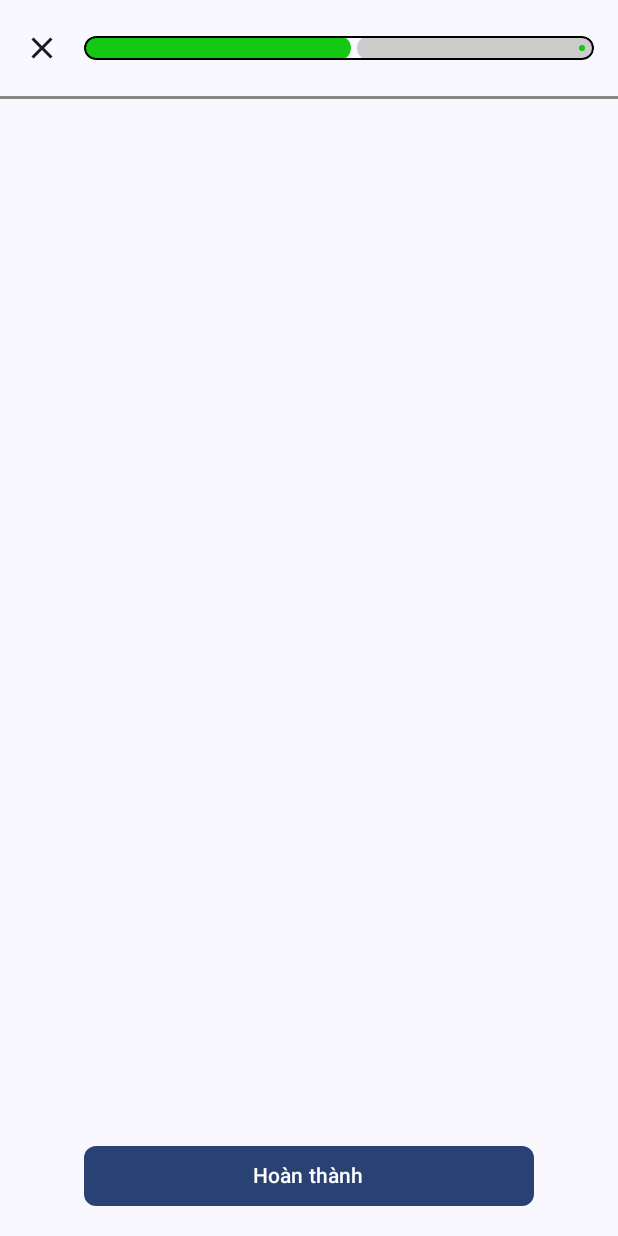
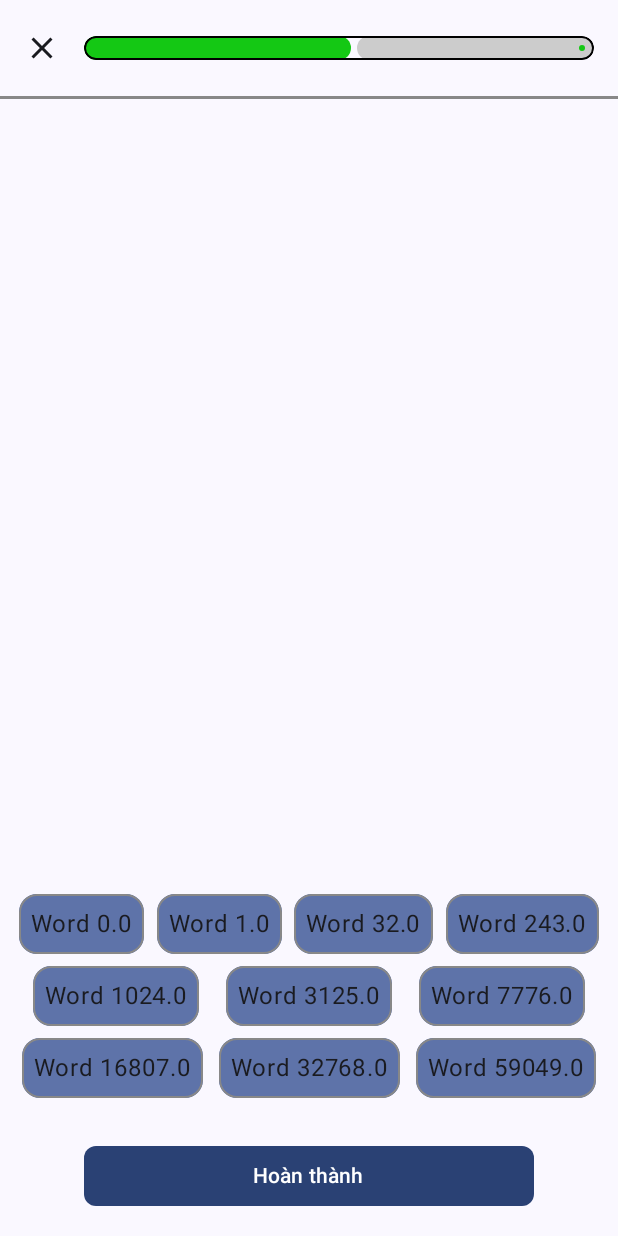
Before and after one commit to LuongManhLinh/SprEng, an Android app built with Jetpack Compose: the StudyActivity screen opened directly, with no data from a screen before it, on a phone screen of 412 x 824 dp. Run offline under Robolectric (Android 15) with nearby library versions, the phone set to English and light mode, and no system bars.

Commit message:
Bottom Screen: Word Picker

```diff
--- a/app/src/main/java/com/example/spreng/StudyActivity.kt
+++ b/app/src/main/java/com/example/spreng/StudyActivity.kt
@@ -6,6 +6,8 @@ import androidx.activity.ComponentActivity
 import androidx.activity.compose.setContent
 import androidx.activity.enableEdgeToEdge
 import com.example.spreng.ui.studyscreen.BaseStudyScreen
+import com.example.spreng.ui.studyscreen.answer.wordpicker.WordPickerFillScreen
+import com.example.spreng.ui.studyscreen.answer.wordpicker.WordPickerSequenceScreen
 import com.example.spreng.ui.theme.SprEngTheme
 
 class StudyActivity : ComponentActivity() {
@@ -16,11 +18,19 @@ class StudyActivity : ComponentActivity() {
         setContent {
             SprEngTheme {
                 BaseStudyScreen(
+                    0.5F,
+                    onCompleting = {
+                        val mainActivityIntent = Intent(this, MainActivity::class.java)
+                        startActivity(mainActivityIntent)
+                    },
                     onCancelling = {
                         val mainActivityIntent = Intent(this, MainActivity::class.java)
                         startActivity(mainActivityIntent)
                     }
                 ) {
+                    val a = (0..1).random()
+                    if (a == 0) WordPickerFillScreen()
+                    else WordPickerSequenceScreen()
 
                 }
             }
--- a/app/src/main/java/com/example/spreng/ui/mainscreen/info/InfoScreen.kt
+++ b/app/src/main/java/com/example/spreng/ui/mainscreen/info/InfoScreen.kt
@@ -26,7 +26,7 @@ import androidx.compose.runtime.*
 import androidx.compose.ui.*
 import androidx.compose.ui.text.style.TextAlign
 import androidx.compose.ui.tooling.preview.Preview
-// นำเข้าที่จำเป็นอื่น ๆ
+
 
 @Composable
 fun InfoScreen() {
@@ -57,6 +57,7 @@ fun InfoScreen() {
         StatsSection()
     }
 }
+
 @Composable
 fun Greetting(name: String, modifier: Modifier=Modifier){
     Text(
--- a/app/src/main/java/com/example/spreng/ui/studyscreen/BaseStudyScreen.kt
+++ b/app/src/main/java/com/example/spreng/ui/studyscreen/BaseStudyScreen.kt
@@ -39,13 +39,17 @@ import com.example.spreng.R
  */
 @Composable
 fun BaseStudyScreen(
+    learningProgress: Float,
     onCancelling: () -> Unit,
+    onCompleting: () -> Unit,
     modifier: Modifier = Modifier,
     contentComposable: (@Composable () -> Unit)
 ) {
     Scaffold(
-        topBar = { StudyTopBar(onCancelling) },
-        bottomBar = { StudyBottomBar() },
+        topBar = {
+            StudyTopBar(learningProgress, onCancelling)
+        },
+        bottomBar = { StudyBottomBar(onCompleting = onCompleting) },
         modifier = modifier
     ) { innerPadding ->
         Box(
@@ -60,6 +64,7 @@ fun BaseStudyScreen(
 @OptIn(ExperimentalMaterial3Api::class)
 @Composable
 private fun StudyTopBar(
+    learningProgress: Float,
     onCancelling: () -> Unit,
     modifier: Modifier = Modifier
 ) {
@@ -69,7 +74,7 @@ private fun StudyTopBar(
         TopAppBar(
             title = {
                 LinearProgressIndicator(
-                    progress = { 0.5f },
+                    progress = { learningProgress },
                     modifier = Modifier
                         .fillMaxWidth()
                         .height(16.dp)
@@ -100,7 +105,8 @@ private fun StudyTopBar(
 
 @Composable
 private fun StudyBottomBar(
-    modifier: Modifier = Modifier
+    modifier: Modifier = Modifier,
+    onCompleting: () -> Unit
 ) {
 
     BottomAppBar(
@@ -113,7 +119,7 @@ private fun StudyBottomBar(
             contentAlignment = Alignment.Center
         ) {
             Button(
-                onClick = { },
+                onClick = { onCompleting() },
                 shape = RoundedCornerShape(dimensionResource(R.dimen.small)),
                 modifier = Modifier.width(300.dp)
             ) {
@@ -127,5 +133,5 @@ private fun StudyBottomBar(
 @Preview(showBackground = true)
 @Composable
 private fun BaseStudyScreenPreview() {
-    BaseStudyScreen(onCancelling = {}, contentComposable = { })
+    BaseStudyScreen(learningProgress = 0.3f, onCancelling = {}, onCompleting = {}, contentComposable = { })
 }
--- /dev/null
+++ b/app/src/main/java/com/example/spreng/ui/studyscreen/answer/wordpicker/BaseWordPickerScreen.kt
@@ -0,0 +1,130 @@
+package com.example.spreng.ui.studyscreen.answer.wordpicker
+
+import androidx.compose.foundation.BorderStroke
+import androidx.compose.foundation.background
+import androidx.compose.foundation.border
+import androidx.compose.foundation.clickable
+import androidx.compose.foundation.layout.Arrangement
+import androidx.compose.foundation.layout.Box
+import androidx.compose.foundation.layout.Column
+import androidx.compose.foundation.layout.ExperimentalLayoutApi
+import androidx.compose.foundation.layout.FlowRow
+import androidx.compose.foundation.layout.fillMaxSize
+import androidx.compose.foundation.layout.fillMaxWidth
+import androidx.compose.foundation.layout.padding
+import androidx.compose.foundation.shape.RoundedCornerShape
+import androidx.compose.material3.MaterialTheme
+import androidx.compose.material3.Text
+import androidx.compose.runtime.Composable
+import androidx.compose.ui.Alignment
+import androidx.compose.ui.Modifier
+import androidx.compose.ui.draw.alpha
+import androidx.compose.ui.draw.clip
+import androidx.compose.ui.graphics.Color
+import androidx.compose.ui.layout.onGloballyPositioned
+import androidx.compose.ui.platform.LocalDensity
+import androidx.compose.ui.res.dimensionResource
+import androidx.compose.ui.unit.Dp
+import androidx.compose.ui.unit.dp
+import com.example.spreng.R
+
+@OptIn(ExperimentalLayoutApi::class)
+@Composable
+fun BaseWordPickerScreen(
+    modifier: Modifier = Modifier,
+    unselectedWords: List<UnselectedWord>,
+    onUnselectedWordClick: (Int) -> Unit,
+    setCardSize: (Dp, Dp) -> Unit = {_, _ -> },
+    content: @Composable (Modifier) -> Unit
+) {
+    val currentDensity = LocalDensity.current
+    Column(
+        modifier = modifier.fillMaxSize()
+    ) {
+
+        content(Modifier.weight(1f))
+
+        FlowRow (
+            horizontalArrangement = Arrangement.SpaceEvenly,
+            modifier = Modifier
+                .fillMaxWidth()
+                .padding(8.dp)
+        ){
+            for (idx in unselectedWords.indices) {
+                val unselectedWord = unselectedWords[idx]
+                if (unselectedWord.selected) {
+                    WordHolder(
+                        wordHolder = unselectedWord.word,
+                        textAlpha = 0f
+                    )
+                } else {
+                    WordItem(
+                        word = unselectedWord.word,
+                        onClick = {
+                            onUnselectedWordClick(idx)
+                        },
+                        modifier = Modifier.onGloballyPositioned {
+                            with(currentDensity) {
+                                setCardSize(
+                                    it.size.width.toDp(),
+                                    it.size.height.toDp()
+                                )
+                            }
+
+                        }
+                    )
+                }
+            }
+        }
+    }
+}
+
+@Composable
+fun WordItem(
+    modifier: Modifier = Modifier,
+    word: String,
+    onClick: () -> Unit = {}
+) {
+    WordHolder(
+        modifier = modifier
+            .clickable(
+                indication = null,
+                interactionSource = null
+            ) {
+                onClick()
+            },
+        wordHolder = word,
+        borderStroke = BorderStroke(1.dp, Color.Gray)
+    )
+
+}
+
+@Composable
+fun WordHolder(
+    modifier: Modifier = Modifier,
+    wordHolder: String,
+    textAlpha: Float = 1f,
+    borderStroke: BorderStroke? = null,
+) {
+    Box(
+        modifier = modifier
+            .padding(dimensionResource(R.dimen.tiny))
+            .clip(RoundedCornerShape(dimensionResource(R.dimen.small_medium)))
+            .background(MaterialTheme.colorScheme.primaryContainer)
+            .border(
+                borderStroke?: BorderStroke(0.dp, Color.Transparent),
+                shape = RoundedCornerShape(dimensionResource(R.dimen.small_medium))
+            )
+
+        ,
+        contentAlignment = Alignment.Center
+    ) {
+       Text(
+           text = wordHolder,
+           style = MaterialTheme.typography.bodyLarge,
+           modifier = Modifier
+               .padding(dimensionResource(R.dimen.small))
+               .alpha(textAlpha)
+       )
+    }
+}
--- /dev/null
+++ b/app/src/main/java/com/example/spreng/ui/studyscreen/answer/wordpicker/BaseWordPickerViewModel.kt
@@ -0,0 +1,18 @@
+package com.example.spreng.ui.studyscreen.answer.wordpicker
+
+import androidx.lifecycle.ViewModel
+
+abstract class BaseWordPickerViewModel : ViewModel() {
+    abstract fun clickUnselectedWord(index: Int)
+    abstract fun clickSelectedWord(selectedWord: SelectedWord)
+}
+
+data class SelectedWord(
+    val word: String,
+    val indexInUnselected: Int
+)
+
+data class UnselectedWord(
+    val word: String,
+    var selected: Boolean = false
+)
--- /dev/null
+++ b/app/src/main/java/com/example/spreng/ui/studyscreen/answer/wordpicker/WordPickerSequenceScreen.kt
@@ -0,0 +1,56 @@
+package com.example.spreng.ui.studyscreen.answer.wordpicker
+
+import androidx.compose.foundation.layout.ExperimentalLayoutApi
+import androidx.compose.foundation.layout.FlowRow
+import androidx.compose.foundation.layout.fillMaxWidth
+import androidx.compose.foundation.layout.padding
+import androidx.compose.runtime.Composable
+import androidx.compose.runtime.collectAsState
+import androidx.compose.runtime.getValue
+import androidx.compose.ui.Modifier
+import androidx.compose.ui.tooling.preview.Preview
+import androidx.compose.ui.unit.dp
+import androidx.lifecycle.viewmodel.compose.viewModel
+
+
+@OptIn(ExperimentalLayoutApi::class)
+@Composable
+fun WordPickerSequenceScreen(
+    modifier: Modifier = Modifier,
+    viewModel: WordPickerSequenceViewModel = viewModel()
+) {
+    val uiState by viewModel.uiState.collectAsState()
+
+    BaseWordPickerScreen(
+        modifier = modifier,
+        unselectedWords = uiState.unselectedWords,
+        onUnselectedWordClick = { idx ->
+            viewModel.clickUnselectedWord(idx)
+        }
+    ) { contentModifier ->
+        FlowRow(
+            modifier = contentModifier
+                .fillMaxWidth()
+                .padding(8.dp)
+        ) {
+            uiState.selectedWords.forEach { word ->
+                WordItem(
+                    word = word.word,
+                    onClick = {
+                        viewModel.clickSelectedWord(word)
+                    }
+                )
+            }
+        }
+    }
+
+}
+
+
+@Preview(showBackground = true)
+@Composable
+private fun WordPickerPreview() {
+    WordPickerSequenceScreen(
+        viewModel = WordPickerSequenceViewModel()
+    )
+}
--- /dev/null
+++ b/app/src/main/java/com/example/spreng/ui/studyscreen/answer/wordpicker/WordPickerSequenceViewModel.kt
@@ -0,0 +1,45 @@
+package com.example.spreng.ui.studyscreen.answer.wordpicker
+
+import kotlinx.coroutines.flow.MutableStateFlow
+import kotlinx.coroutines.flow.asStateFlow
+import kotlinx.coroutines.flow.update
+import kotlin.math.pow
+
+class WordPickerSequenceViewModel : BaseWordPickerViewModel() {
+    private var _uiState = MutableStateFlow(WordPickerSequenceUIState())
+    val uiState = _uiState.asStateFlow()
+
+    init {
+        _uiState.value = WordPickerSequenceUIState(
+            unselectedWords = List(10) { UnselectedWord("Word ${it.toDouble().pow(5.0)}") }.toMutableList()
+        )
+    }
+
+    override fun clickUnselectedWord(index: Int) {
+        val word = _uiState.value.unselectedWords[index]
+        _uiState.update { state ->
+            state.copy(
+                selectedWords = state.selectedWords + SelectedWord(word.word, index),
+                unselectedWords = state.unselectedWords.apply {
+                    this[index].selected = true
+                }
+            )
+        }
+    }
+
+    override fun clickSelectedWord(selectedWord: SelectedWord) {
+        _uiState.update { state ->
+            state.copy(
+                selectedWords = state.selectedWords.filterNot { it == selectedWord },
+                unselectedWords = state.unselectedWords.apply {
+                    this[selectedWord.indexInUnselected].selected = false
+                }
+            )
+        }
+    }
+}
+
+data class WordPickerSequenceUIState(
+    val selectedWords: List<SelectedWord> = emptyList(),
+    val unselectedWords: List<UnselectedWord> = emptyList()
+)
```
Also changed, not shown: app/src/main/java/com/example/spreng/ui/navigation/NavigationScreen.kt (+11 -2 lines), app/src/main/java/com/example/spreng/ui/studyscreen/answer/wordpicker/WordPickerFillScreen.kt (added, +150 -0 lines), app/src/main/java/com/example/spreng/ui/studyscreen/answer/wordpicker/WordPickerFillViewModel.kt (added, +75 -0 lines).
